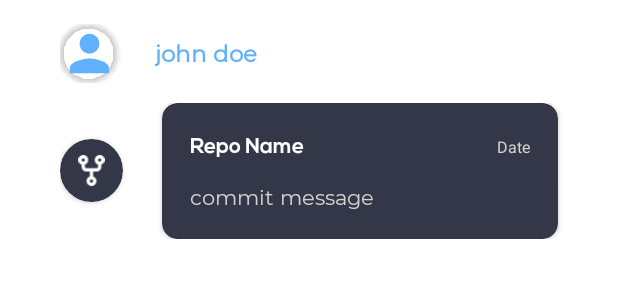
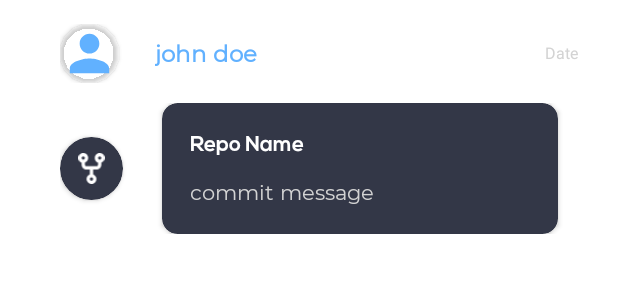
Before and after one commit to GDGVIT/gidget, an Android app: the layout feed_page_recycler_item.xml on its own in the app's theme, with its tools: preview values and no code run, on a phone screen of 412 x 824 dp. Shown: the top 300 px of the screen. Run offline under Robolectric (Android 15) with nearby library versions, the phone set to English and light mode, and no system bars.

Commit message:
fix: phase 4 of bug fixes

```diff
--- a/app/build.gradle
+++ b/app/build.gradle
@@ -18,6 +18,7 @@ android {
         targetSdkVersion 30
         versionCode 1
         versionName "1.0"
+        buildConfigField "String", "TOKEN", "\"${System.getenv("token")}\""
 
         testInstrumentationRunner "androidx.test.runner.AndroidJUnitRunner"
         multiDexEnabled true
--- a/app/src/main/java/com/rishav/gidget/Adapters/SearchPageUserAdapter.kt
+++ b/app/src/main/java/com/rishav/gidget/Adapters/SearchPageUserAdapter.kt
@@ -16,6 +16,7 @@ import android.widget.TextView
 import android.widget.Toast
 import androidx.recyclerview.widget.RecyclerView
 import com.rishav.gidget.Common.Common
+import com.rishav.gidget.Common.Security
 import com.rishav.gidget.Common.Utils
 import com.rishav.gidget.Interface.RetroFitService
 import com.rishav.gidget.Models.ProfilePage.ProfilePageModel
@@ -47,7 +48,10 @@ class SearchPageUserAdapter(
         holderUser.username.text = "@${currentItem.login}"
 
         // getProfileDetails
-        mService.getProfileInfo(currentItem.login, "token ${System.getenv("token")}")
+        mService.getProfileInfo(
+            currentItem.login,
+            "token ${Security.getToken()}"
+        )
             .enqueue(object : Callback<ProfilePageModel> {
                 override fun onResponse(
                     call: Call<ProfilePageModel>,
--- a/app/src/main/java/com/rishav/gidget/UI/ProfileActivity.kt
+++ b/app/src/main/java/com/rishav/gidget/UI/ProfileActivity.kt
@@ -14,6 +14,7 @@ import androidx.appcompat.app.AppCompatActivity
 import androidx.cardview.widget.CardView
 import com.google.firebase.auth.FirebaseAuth
 import com.rishav.gidget.Common.Common
+import com.rishav.gidget.Common.Security
 import com.rishav.gidget.Common.Utils
 import com.rishav.gidget.Interface.RetroFitService
 import com.rishav.gidget.Models.ProfilePage.ProfilePageModel
@@ -87,7 +88,10 @@ class ProfileActivity : AppCompatActivity() {
         val profilePageView: RelativeLayout = findViewById(R.id.profilePageSection0)
         profilePageView.visibility = View.GONE
         progressBar.visibility = View.VISIBLE
-        mService.getProfileInfo(username, "token ${System.getenv("token")}")
+        mService.getProfileInfo(
+            username,
+            "token ${Security.getToken()}"
+        )
             .enqueue(object : Callback<ProfilePageModel> {
                 @SuppressLint("SetTextI18n")
                 override fun onResponse(
--- a/app/src/main/res/layout/feed_page_recycler_item.xml
+++ b/app/src/main/res/layout/feed_page_recycler_item.xml
@@ -60,9 +60,21 @@
                 android:fontFamily="@font/montserrat"
                 android:maxLines="1"
                 android:text="john doe"
+                android:layout_toStartOf="@+id/feedPageRecyclerViewItemDate"
                 android:textColor="@color/blue"
                 android:textSize="@dimen/_12sdp"
                 android:textStyle="bold" />
+
+            <TextView
+                android:id="@+id/feedPageRecyclerViewItemDate"
+                android:layout_width="wrap_content"
+                android:layout_height="wrap_content"
+                android:layout_alignParentEnd="true"
+                android:layout_centerVertical="true"
+                android:layout_marginTop="@dimen/_5sdp"
+                android:text="@string/date"
+                android:textColor="@color/lightGrey"
+                android:textSize="@dimen/_8sdp" />
         </RelativeLayout>
 
         <RelativeLayout
@@ -107,39 +119,20 @@
                     android:layout_margin="@dimen/_8sdp"
                     android:padding="@dimen/_6sdp">
 
-                    <RelativeLayout
-                        android:id="@+id/feedPageRecyclerViewItemRepoNameRL"
-                        android:layout_width="match_parent"
-                        android:layout_height="wrap_content">
-
                     <TextView
                         android:id="@+id/feedPageRecyclerViewItemRepoName"
                         android:layout_width="wrap_content"
                         android:layout_height="wrap_content"
                         android:layout_alignParentStart="true"
-                            android:layout_centerVertical="true"
                         android:fontFamily="@font/nexa_bold"
                         android:text="@string/repo_name"
-                            android:layout_toStartOf="@+id/feedPageRecyclerViewItemDate"
                         android:textColor="@color/white" />
-
-                        <TextView
-                            android:id="@+id/feedPageRecyclerViewItemDate"
-                            android:layout_width="wrap_content"
-                            android:layout_height="wrap_content"
-                            android:layout_alignParentEnd="true"
-                            android:layout_centerVertical="true"
-                            android:layout_marginTop="@dimen/_5sdp"
-                            android:text="@string/date"
-                            android:textColor="@color/lightGrey"
-                            android:textSize="@dimen/_8sdp" />
-                    </RelativeLayout>
 
                     <TextView
                         android:id="@+id/feedPageRecyclerViewItemMessage"
                         android:layout_width="wrap_content"
                         android:layout_height="wrap_content"
-                        android:layout_below="@+id/feedPageRecyclerViewItemRepoNameRL"
+                        android:layout_below="@+id/feedPageRecyclerViewItemRepoName"
                         android:layout_marginTop="@dimen/_10sdp"
                         android:fontFamily="@font/montserrat"
                         android:maxLines="3"
--- a/build.gradle
+++ b/build.gradle
@@ -6,7 +6,7 @@ buildscript {
         jcenter()
     }
     dependencies {
-        classpath "com.android.tools.build:gradle:4.1.3"
+        classpath 'com.android.tools.build:gradle:4.2.1'
         classpath "org.jetbrains.kotlin:kotlin-gradle-plugin:$kotlin_version"
         classpath 'com.google.gms:google-services:4.3.5'
         classpath 'com.google.firebase:firebase-crashlytics-gradle:2.5.2'
```
Also changed, not shown: app/src/main/java/com/rishav/gidget/Common/Security.kt (added, +9 -0 lines), app/src/main/java/com/rishav/gidget/Common/Utils.kt (+9 -2 lines), app/src/main/java/com/rishav/gidget/Realm/MyMigration.kt (+16 -16 lines), app/src/main/java/com/rishav/gidget/UI/FeedActivity.kt (+8 -1 lines), app/src/main/java/com/rishav/gidget/UI/SearchActivity.kt (+6 -2 lines), app/src/main/java/com/rishav/gidget/Widget/GidgetWidget.kt (+3 -5 lines), gradle/wrapper/gradle-wrapper.properties, 1 other file. Lines whose indentation alone changed are shown as unchanged.
